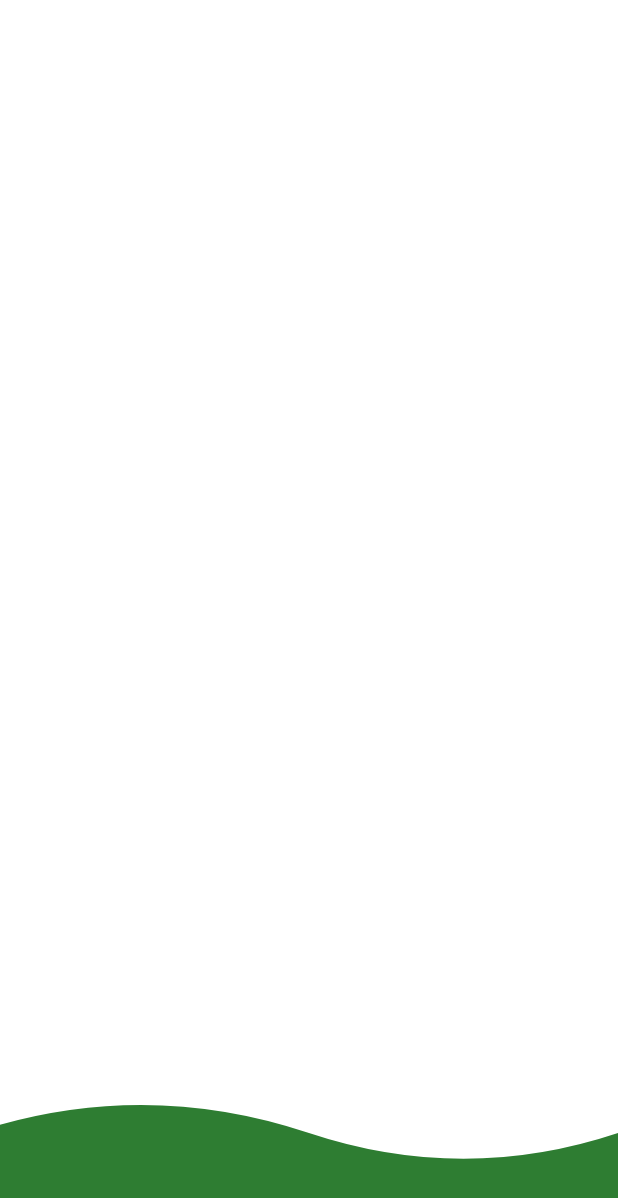
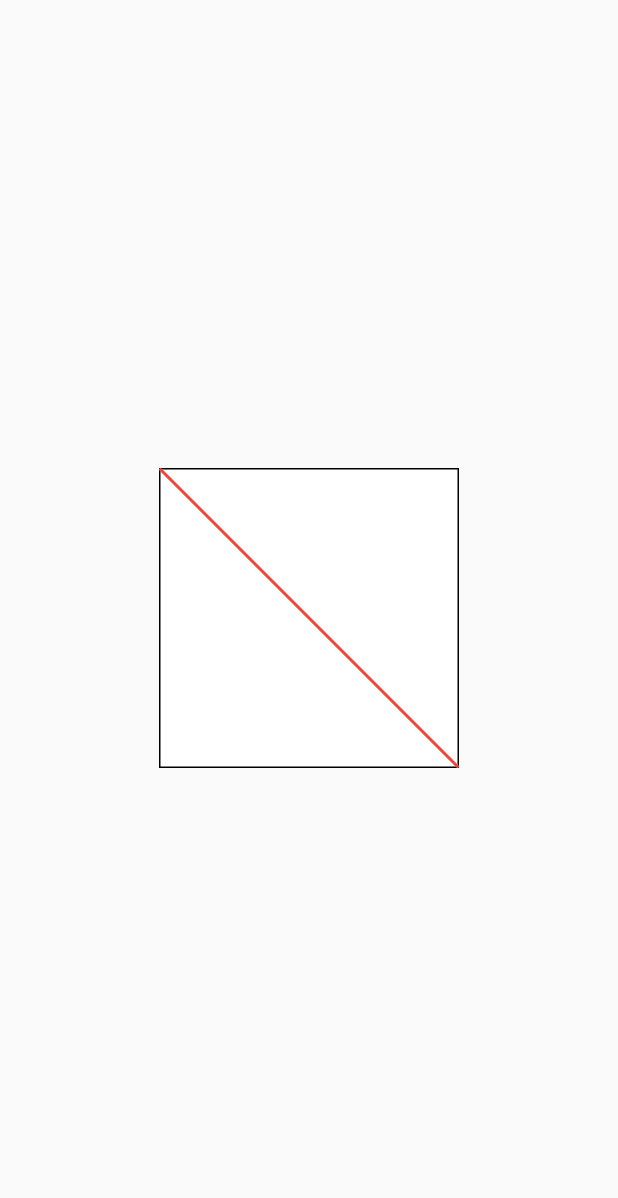
Before and after one commit to LandWhale2/Flutter-Ui, a Flutter app: the ProfilePage screen opened directly, after a tap on "23", on a phone screen of 412 x 824 dp. Shown: the top 1198 px of the screen. Run offline on Flutter 3.47's test engine with Material 2 defaults, Android fonts, the phone set to English and light mode, and no system bars.

Commit message:
[exam]paint

```diff
--- a/lib/Page/ProfilePage.dart
+++ b/lib/Page/ProfilePage.dart
@@ -131,10 +131,25 @@ class DD extends StatelessWidget {
   Widget build(BuildContext context) {
     return MaterialApp(
       title: 'Drawing Paths',
-      home: Container(
-        color: Colors.white,
-        child: CustomPaint(
-          painter: CurvePainter(),
+      home: Scaffold(
+        body: Column(
+          crossAxisAlignment: CrossAxisAlignment.center,
+          mainAxisAlignment: MainAxisAlignment.center,
+          children: <Widget>[
+            Center(
+              child: Container(
+                width: 200,
+                height: 200,
+                decoration: BoxDecoration(
+                  color: Colors.white,
+                  border: Border.all(width: 1)
+                ),
+              child: CustomPaint(
+                painter: CurvePainter(),
+              ),
+              ),
+            ),
+          ],
         ),
       ),
     );
@@ -144,22 +159,32 @@ class DD extends StatelessWidget {
 class CurvePainter extends CustomPainter {
   @override
   void paint(Canvas canvas, Size size) {
-    var paint = Paint();
-    paint.color = Colors.green[800];
-    paint.style = PaintingStyle.fill;
+    Paint Rightpaint = Paint()
+      ..color = Colors.red
+      ..strokeCap =StrokeCap.round
+      ..style = PaintingStyle.stroke
+      ..strokeWidth = 300
+      ..strokeWidth =2;
 
-    var path = Path();
+    _paintRightLine(canvas, size, Rightpaint);
 
-    path.moveTo(0, size.height * 0.91);
-    path.quadraticBezierTo(size.width * 0.25, size.height * 0.875,
-        size.width * 0.5, size.height * 0.9167);
-    path.quadraticBezierTo(size.width * 0.75, size.height * 0.9584,
-        size.width * 1.0, size.height * 0.9167);
-    path.lineTo(size.width, size.height);
-    path.lineTo(0, size.height);
+  }
 
-    canvas.drawPath(path, paint);
+  _paintRightLine(Canvas canvas, Size size, Paint paint){
+    Offset p1 = Offset(0,0);
+    Offset p2 = Offset(size.width, size.height);
+    canvas.drawLine(p1, p2, paint);
+    print(size.width);
+    print(size.height);
   }
+
+
+//  _paintLeftLine(Canvas canvas, Size size, Paint paint){
+//    Offset p1 = Offset(0,0);
+//    Offset p2 = Offset(size.width, size.height);
+//    canvas.drawLine(p1, p2, paint);
+//  }
+
 
   @override
   bool shouldRepaint(CustomPainter oldDelegate) {
```
